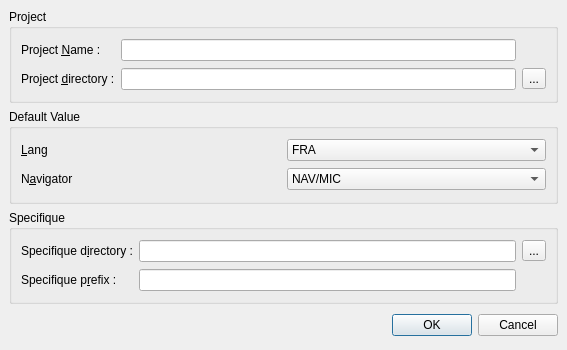
Above: ui/projectproperty.ui from phoenix741/xinx before the change. Below: the same form after it.
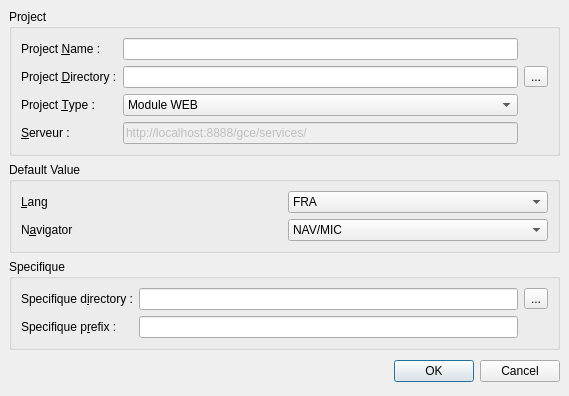
That is the form after the change. Icons and pictures are not drawn.

```diff
--- a/ui/projectproperty.ui
+++ b/ui/projectproperty.ui
@@ -5,8 +5,8 @@
    <rect>
     <x>0</x>
     <y>0</y>
-    <width>567</width>
-    <height>350</height>
+    <width>569</width>
+    <height>361</height>
    </rect>
   </property>
   <property name="windowTitle" >
@@ -31,6 +31,50 @@
       <property name="spacing" >
        <number>6</number>
       </property>
+      <item row="3" column="1" >
+       <widget class="QLineEdit" name="m_serveurWebLineEdit" >
+        <property name="enabled" >
+         <bool>false</bool>
+        </property>
+        <property name="text" >
+         <string>http://localhost:8888/gce/services/</string>
+        </property>
+       </widget>
+      </item>
+      <item row="3" column="0" >
+       <widget class="QLabel" name="label_8" >
+        <property name="text" >
+         <string>&amp;Serveur :</string>
+        </property>
+        <property name="buddy" >
+         <cstring>m_serveurWebLineEdit</cstring>
+        </property>
+       </widget>
+      </item>
+      <item row="2" column="1" >
+       <widget class="QComboBox" name="m_projectTypeCombo" >
+        <item>
+         <property name="text" >
+          <string>Module WEB</string>
+         </property>
+        </item>
+        <item>
+         <property name="text" >
+          <string>Module Services</string>
+         </property>
+        </item>
+       </widget>
+      </item>
+      <item row="1" column="2" >
+       <widget class="QToolButton" name="m_projectButton" >
+        <property name="text" >
+         <string>...</string>
+        </property>
+       </widget>
+      </item>
+      <item row="1" column="1" >
+       <widget class="QLineEdit" name="m_projectLineEdit" />
+      </item>
       <item row="0" column="0" >
        <widget class="QLabel" name="label_6" >
         <property name="text" >
@@ -41,29 +85,29 @@
         </property>
        </widget>
       </item>
-      <item row="1" column="0" colspan="2" >
+      <item row="0" column="1" >
+       <widget class="QLineEdit" name="m_nameLineEdit" />
+      </item>
+      <item row="1" column="0" >
        <widget class="QLabel" name="label_3" >
         <property name="text" >
-         <string>Project &amp;directory :</string>
+         <string>Project &amp;Directory :</string>
         </property>
         <property name="buddy" >
          <cstring>m_projectLineEdit</cstring>
         </property>
        </widget>
       </item>
-      <item row="1" column="2" >
-       <widget class="QLineEdit" name="m_projectLineEdit" />
-      </item>
-      <item row="1" column="3" >
-       <widget class="QToolButton" name="m_projectButton" >
+      <item row="2" column="0" >
+       <widget class="QLabel" name="label_7" >
         <property name="text" >
-         <string>...</string>
+         <string>Project &amp;Type :</string>
+        </property>
+        <property name="buddy" >
+         <cstring>m_projectTypeCombo</cstring>
         </property>
        </widget>
       </item>
-      <item row="0" column="2" >
-       <widget class="QLineEdit" name="m_nameLineEdit" />
-      </item>
      </layout>
     </widget>
    </item>
```
Left out of the diff: 48 changed lines with no effect on the pictures.
